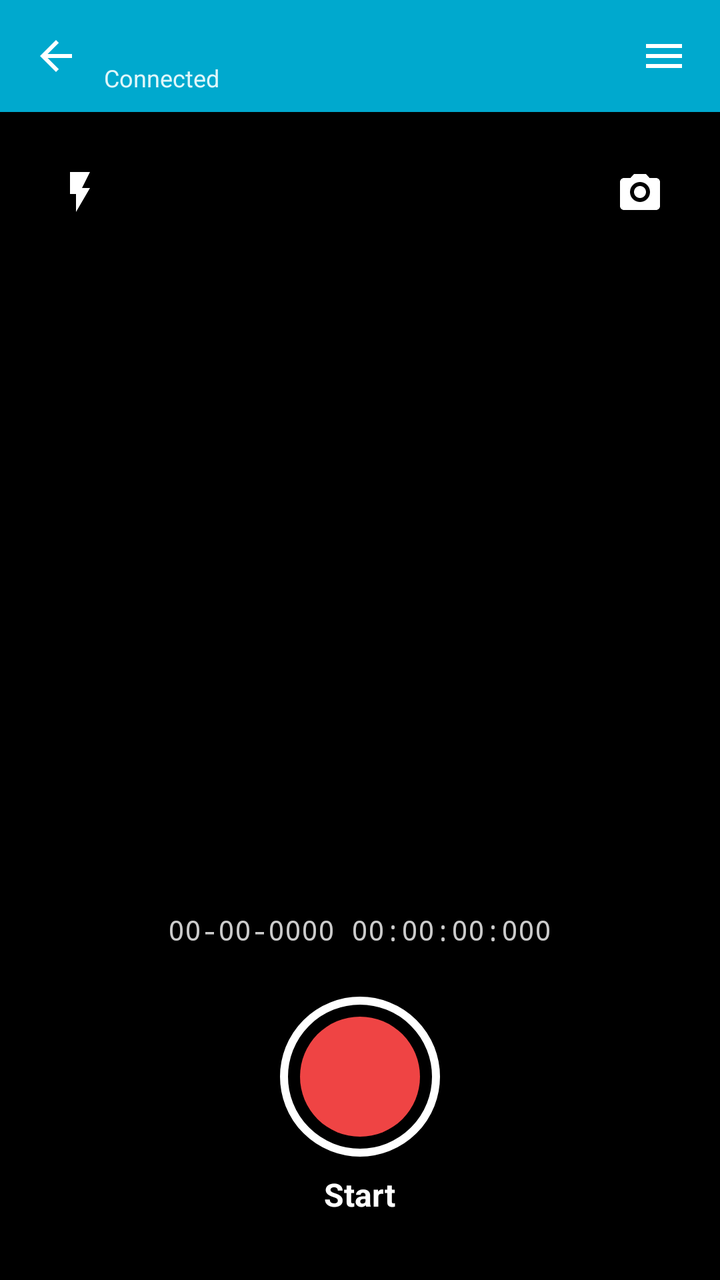
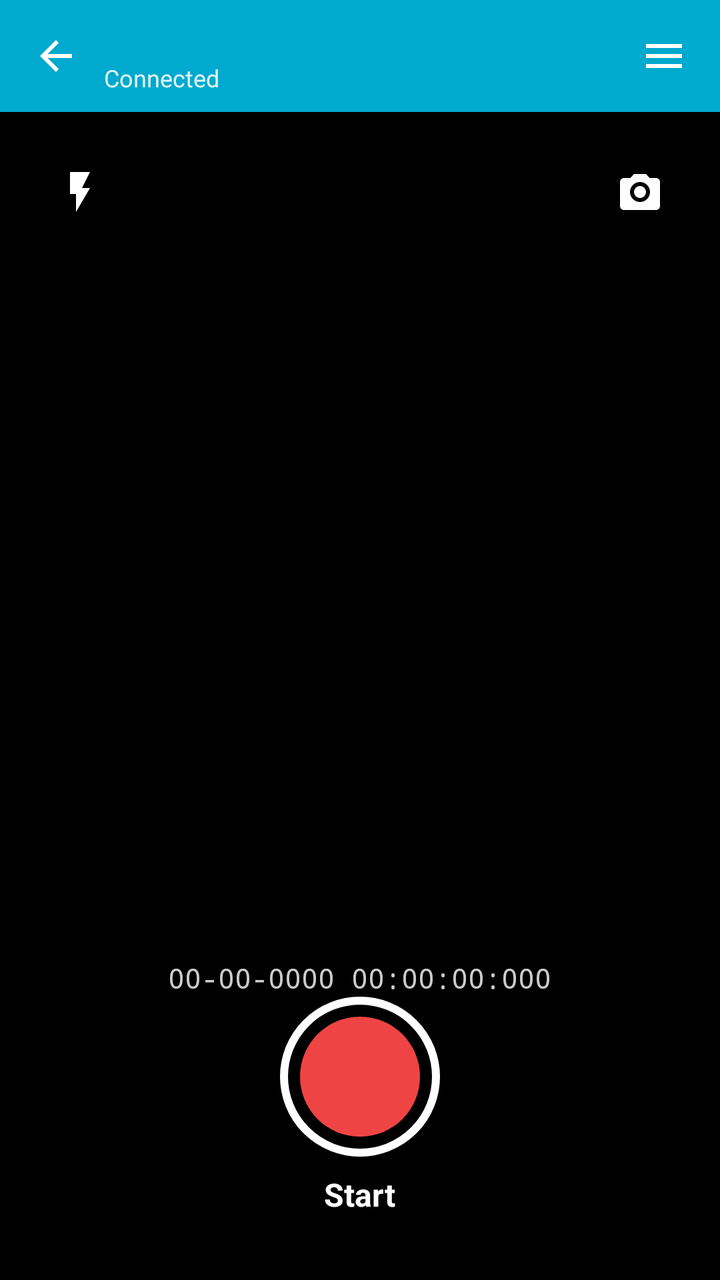

Two renders of the same Android screen: before a commit and after it. Below are the layout's source before the change and the commit's diff.
<!-- AndroidManifest.xml: application theme Theme.TagMobile -->
<!-- res/layout/activity_device.xml -->
<?xml version="1.0" encoding="utf-8"?>
<LinearLayout
    xmlns:android="http://schemas.android.com/apk/res/android"
    xmlns:app="http://schemas.android.com/apk/res-auto"
    android:layout_width="match_parent"
    android:layout_height="match_parent"
    android:orientation="vertical"
    android:background="#F3F4F6">

    <LinearLayout
        android:layout_width="match_parent"
        android:layout_height="56dp"
        android:background="#00A9CE"
        android:gravity="center_vertical"
        android:paddingHorizontal="4dp">

        <ImageButton
            android:id="@+id/backBtn"
            android:layout_width="48dp"
            android:layout_height="48dp"
            android:background="?attr/selectableItemBackgroundBorderless"
            android:src="@drawable/ic_back"
            android:contentDescription="Back" />

        <LinearLayout
            android:layout_width="0dp"
            android:layout_height="wrap_content"
            android:layout_weight="1"
            android:orientation="vertical">

            <TextView
                android:id="@+id/deviceTitle"
                android:layout_width="wrap_content"
                android:layout_height="wrap_content"
                android:textColor="@android:color/white"
                android:textStyle="bold"
                android:textSize="16sp" />

            <TextView
                android:layout_width="wrap_content"
                android:layout_height="wrap_content"
                android:text="@string/connected"
                android:textColor="#E0F7FA"
                android:textSize="12sp" />
        </LinearLayout>

        <ImageButton
            android:id="@+id/deviceMenuBtn"
            android:layout_width="48dp"
            android:layout_height="48dp"
            android:background="?attr/selectableItemBackgroundBorderless"
            android:src="@drawable/ic_menu"
            android:contentDescription="@string/disconnect" />
    </LinearLayout>

    <FrameLayout
        android:layout_width="match_parent"
        android:layout_height="0dp"
        android:layout_weight="1"
        android:background="#000000">

        <TextureView
            android:id="@+id/cameraPreview"
            android:layout_width="match_parent"
            android:layout_height="match_parent" />

        
        <FrameLayout
            android:layout_width="match_parent"
            android:layout_height="wrap_content"
            android:padding="16dp">
            
            <ImageButton
                android:id="@+id/flashBtn"
                android:layout_width="48dp"
                android:layout_height="48dp"
                android:layout_gravity="start|top"
                android:src="@drawable/ic_flash"
                android:background="?attr/selectableItemBackgroundBorderless"
                app:tint="#FFFFFF"
                android:contentDescription="Flash"/>

            <ImageButton
                android:id="@+id/switchCameraBtn"
                android:layout_width="48dp"
                android:layout_height="48dp"
                android:layout_gravity="end|top"
                android:src="@drawable/ic_switch_camera"
                android:background="?attr/selectableItemBackgroundBorderless"
                app:tint="#FFFFFF"
                android:contentDescription="Switch Camera"/>
        </FrameLayout>

        
        <LinearLayout
            android:layout_width="match_parent"
            android:layout_height="wrap_content"
            android:layout_gravity="bottom"
            android:orientation="vertical"
            android:gravity="center"
            android:paddingBottom="32dp"
            android:background="@drawable/bg_gradient_bottom">
            
            <TextView
                android:id="@+id/timestampText"
                android:layout_width="wrap_content"
                android:layout_height="wrap_content"
                android:layout_marginBottom="24dp"
                android:background="@android:color/transparent"
                android:textColor="#CCFFFFFF"
                android:textSize="14sp"
                android:fontFamily="monospace"
                android:shadowColor="#80000000"
                android:shadowDx="1"
                android:shadowDy="1"
                android:shadowRadius="3"
                android:text="00-00-0000 00:00:00:000" />

            
            <FrameLayout
                android:layout_width="match_parent"
                android:layout_height="wrap_content">

                <ImageView
                    android:id="@+id/lastVideoThumb"
                    android:layout_width="56dp"
                    android:layout_height="56dp"
                    android:layout_gravity="start|center_vertical"
                    android:layout_marginStart="28dp"
                    android:background="@drawable/bg_last_video_thumb"
                    android:padding="2dp"
                    android:scaleType="centerCrop"
                    android:contentDescription="@string/last_video"
                    android:visibility="gone"
                    android:clickable="true"
                    android:focusable="true" />

                <LinearLayout
                    android:layout_width="wrap_content"
                    android:layout_height="wrap_content"
                    android:layout_gravity="center"
                    android:orientation="vertical"
                    android:gravity="center">

                    <FrameLayout
                        android:id="@+id/recordBtnContainer"
                        android:layout_width="80dp"
                        android:layout_height="80dp"
                        android:background="@drawable/bg_record_btn_outer">

                        <View
                            android:id="@+id/recordBtnInner"
                            android:layout_width="60dp"
                            android:layout_height="60dp"
                            android:layout_gravity="center"
                            android:background="@drawable/bg_record_btn_inner" />
                    </FrameLayout>

                    <TextView
                        android:id="@+id/recordBtnLabel"
                        android:layout_width="wrap_content"
                        android:layout_height="wrap_content"
                        android:text="@string/start"
                        android:layout_marginTop="8dp"
                        android:textColor="#FFFFFF"
                        android:textStyle="bold"
                        android:textSize="16sp"/>
                </LinearLayout>
            </FrameLayout>

        </LinearLayout>
    </FrameLayout>
</LinearLayout>
<!-- resources referenced by this layout -->
<resources>
  <!-- drawable bg_gradient_bottom (drawable) -->
  <?xml version="1.0" encoding="utf-8"?>
  <shape xmlns:android="http://schemas.android.com/apk/res/android">
      <gradient
          android:angle="90"
          android:startColor="#B3000000"
          android:endColor="#00000000" />
  </shape>
  <!-- drawable bg_last_video_thumb (drawable) -->
  <?xml version="1.0" encoding="utf-8"?>
  <shape xmlns:android="http://schemas.android.com/apk/res/android"
      android:shape="rectangle">
      <solid android:color="#333333" />
      <stroke
          android:width="2dp"
          android:color="#FFFFFF" />
      <corners android:radius="8dp" />
  </shape>
  <!-- drawable bg_record_btn_inner (drawable) -->
  <?xml version="1.0" encoding="utf-8"?>
  <shape xmlns:android="http://schemas.android.com/apk/res/android"
      android:shape="oval">
      <solid android:color="#EF4444" />
  </shape>
  <!-- drawable bg_record_btn_outer (drawable) -->
  <?xml version="1.0" encoding="utf-8"?>
  <shape xmlns:android="http://schemas.android.com/apk/res/android"
      android:shape="oval">
      <solid android:color="#00000000" />
      <stroke android:width="4dp" android:color="#FFFFFF" />
  </shape>
  <!-- drawable ic_back (drawable) -->
  <?xml version="1.0" encoding="utf-8"?>
  <vector xmlns:android="http://schemas.android.com/apk/res/android"
      android:width="24dp"
      android:height="24dp"
      android:viewportWidth="24"
      android:viewportHeight="24"
      android:tint="@android:color/white">
      <path
          android:fillColor="@android:color/white"
          android:pathData="M20,11H7.83l5.59,-5.59L12,4l-8,8 8,8 1.41,-1.41L7.83,13H20v-2z"/>
  </vector>
  <!-- drawable ic_flash (drawable) -->
  <?xml version="1.0" encoding="utf-8"?>
  <vector xmlns:android="http://schemas.android.com/apk/res/android"
      android:width="24dp"
      android:height="24dp"
      android:viewportWidth="24"
      android:viewportHeight="24">
      <path
          android:fillColor="#FFFFFF"
          android:pathData="M7,2v11h3v9l7,-12h-4l4,-8z" />
  </vector>
  <!-- drawable ic_menu (drawable) -->
  <?xml version="1.0" encoding="utf-8"?>
  <vector xmlns:android="http://schemas.android.com/apk/res/android"
      android:width="24dp"
      android:height="24dp"
      android:viewportWidth="24"
      android:viewportHeight="24"
      android:tint="@android:color/white">
      <path
          android:fillColor="@android:color/white"
          android:pathData="M3,6h18v2H3V6zM3,11h18v2H3v-2zM3,16h18v2H3v-2z"/>
  </vector>
  <!-- drawable ic_switch_camera (drawable) -->
  <?xml version="1.0" encoding="utf-8"?>
  <vector xmlns:android="http://schemas.android.com/apk/res/android"
      android:width="24dp"
      android:height="24dp"
      android:viewportWidth="24"
      android:viewportHeight="24">
      <path
          android:fillColor="#FFFFFF"
          android:pathData="M20,5h-3.2L15,3H9L7.2,5H4c-1.1,0 -2,0.9 -2,2v12c0,1.1 0.9,2 2,2h16c1.1,0 2,-0.9 2,-2V7c0,-1.1 -0.9,-2 -2,-2zM12,17c-2.76,0 -5,-2.24 -5,-5s2.24,-5 5,-5 5,2.24 5,5 -2.24,5 -5,5z" />
      <path
          android:fillColor="#FFFFFF"
          android:pathData="M12,9c-1.66,0 -3,1.34 -3,3s1.34,3 3,3 3,-1.34 3,-3 -1.34,-3 -3,-3z" />
  </vector>
  <string name="connected">Connected</string>
  <string name="disconnect">Disconnect</string>
  <string name="last_video">Last video</string>
  <string name="start">Start</string>
  <style name="Theme.TagMobile" parent="Theme.MaterialComponents.Light.NoActionBar">
          <item name="colorPrimary">#00A9CE</item>
          <item name="colorPrimaryVariant">#0093B5</item>
          <item name="colorOnPrimary">@android:color/white</item>
          <item name="android:statusBarColor">#00A9CE</item>
          <item name="android:navigationBarColor">@android:color/white</item>
      </style>
</resources>

<!-- the commit's change to res/layout/activity_device.xml (unified diff, before → after) -->
@@ -105,7 +105,6 @@
                 android:id="@+id/timestampText"
                 android:layout_width="wrap_content"
                 android:layout_height="wrap_content"
-                android:layout_marginBottom="24dp"
                 android:background="@android:color/transparent"
                 android:textColor="#CCFFFFFF"
                 android:textSize="14sp"
@@ -115,6 +114,24 @@
                 android:shadowDy="1"
                 android:shadowRadius="3"
                 android:text="00-00-0000 00:00:00:000" />
+
+            <TextView
+                android:id="@+id/recordDurationText"
+                android:layout_width="wrap_content"
+                android:layout_height="wrap_content"
+                android:layout_marginTop="6dp"
+                android:layout_marginBottom="24dp"
+                android:background="@android:color/transparent"
+                android:textColor="#FFFFFFFF"
+                android:textSize="16sp"
+                android:textStyle="bold"
+                android:fontFamily="monospace"
+                android:shadowColor="#80000000"
+                android:shadowDx="1"
+                android:shadowDy="1"
+                android:shadowRadius="3"
+                android:text="00:00"
+                android:visibility="gone" />
 
             
             <FrameLayout
